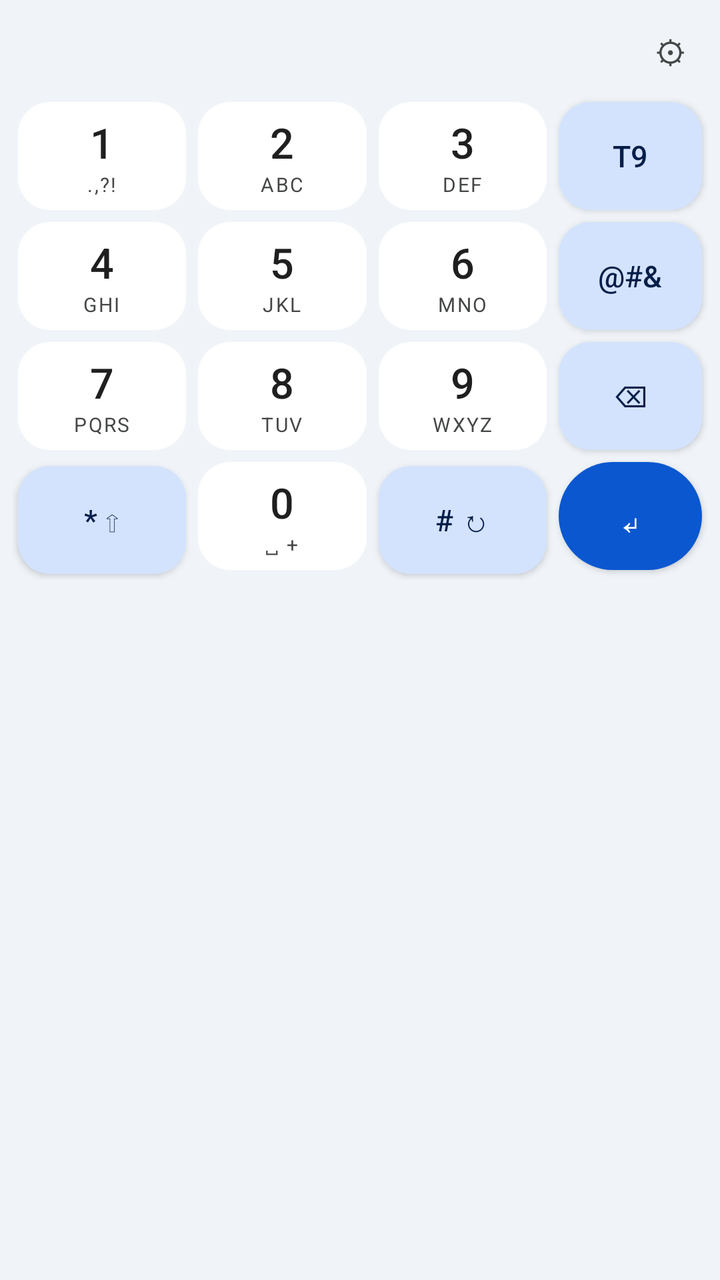
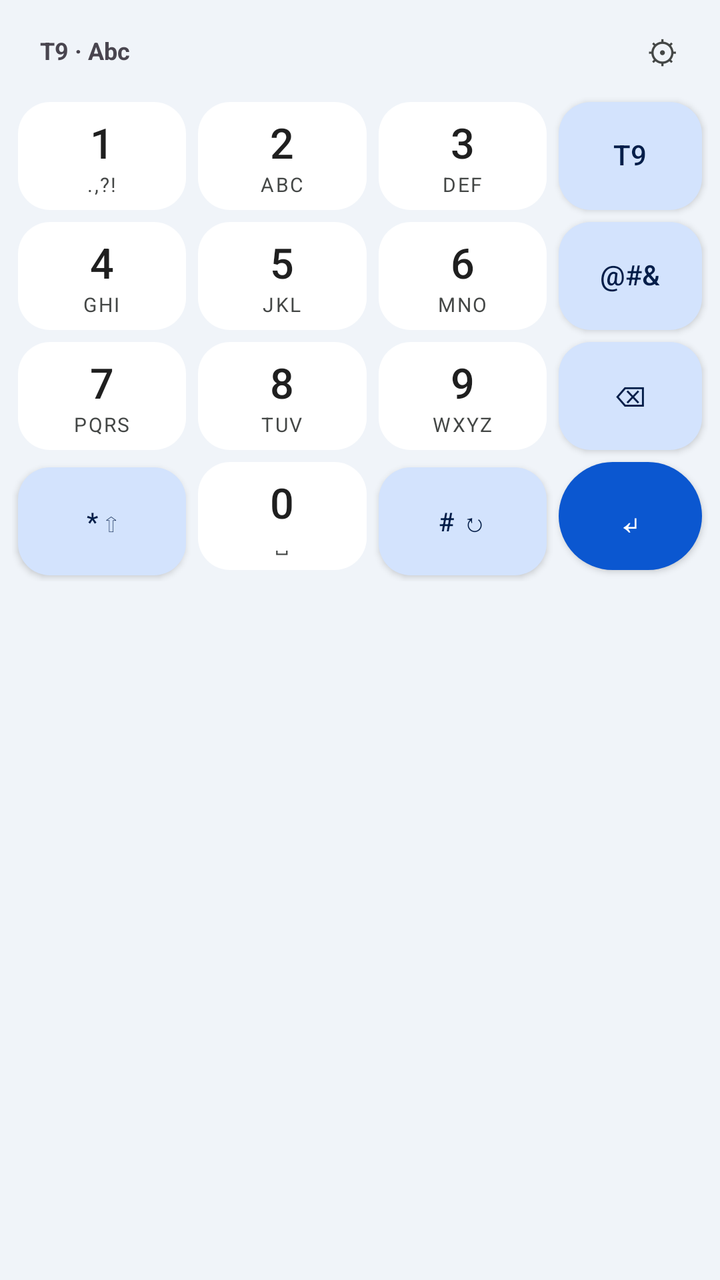

Two renders of the same Android screen: before a commit and after it. Below are the layout's source before the change and the commit's diff.
<!-- AndroidManifest.xml: application theme Theme.Material3.DayNight.NoActionBar -->
<!-- res/layout/keyboard_t9_numpad.xml -->
<?xml version="1.0" encoding="utf-8"?>
<LinearLayout xmlns:android="http://schemas.android.com/apk/res/android"
    android:layout_width="match_parent"
    android:layout_height="wrap_content"
    android:background="@color/md_theme_surfaceContainer"
    android:orientation="vertical"
    android:paddingHorizontal="6dp"
    android:paddingTop="4dp"
    android:paddingBottom="10dp">

    
    <LinearLayout
        android:id="@+id/strip_bar"
        android:layout_width="match_parent"
        android:layout_height="44dp"
        android:gravity="center_vertical"
        android:orientation="horizontal">

        <HorizontalScrollView
            android:id="@+id/candidate_scroll"
            android:layout_width="0dp"
            android:layout_height="match_parent"
            android:layout_weight="1"
            android:scrollbars="none">

            <LinearLayout
                android:id="@+id/candidate_container"
                android:layout_width="wrap_content"
                android:layout_height="match_parent"
                android:gravity="center_vertical"
                android:orientation="horizontal"
                android:paddingHorizontal="8dp" />
        </HorizontalScrollView>

        <androidx.appcompat.widget.AppCompatButton
            android:id="@+id/btn_ime_settings"
            style="@style/NumpadStripButton"
            android:text="⚙" />
    </LinearLayout>

    
    <GridLayout
        android:id="@+id/numpad_grid"
        android:layout_width="match_parent"
        android:layout_height="wrap_content"
        android:columnCount="4"
        android:rowCount="4"
        android:useDefaultMargins="false">

        
        <LinearLayout android:id="@+id/key_1" style="@style/NumpadKey">
            <TextView style="@style/NumpadDigit" android:text="1" />
            <TextView style="@style/NumpadLetters" android:text=".,?!" />
        </LinearLayout>

        <LinearLayout android:id="@+id/key_2" style="@style/NumpadKey">
            <TextView style="@style/NumpadDigit" android:text="2" />
            <TextView style="@style/NumpadLetters" android:text="ABC" />
        </LinearLayout>

        <LinearLayout android:id="@+id/key_3" style="@style/NumpadKey">
            <TextView style="@style/NumpadDigit" android:text="3" />
            <TextView style="@style/NumpadLetters" android:text="DEF" />
        </LinearLayout>

        <androidx.appcompat.widget.AppCompatButton android:id="@+id/key_mode" style="@style/NumpadActionKey" android:text="T9" />

        
        <LinearLayout android:id="@+id/key_4" style="@style/NumpadKey">
            <TextView style="@style/NumpadDigit" android:text="4" />
            <TextView style="@style/NumpadLetters" android:text="GHI" />
        </LinearLayout>

        <LinearLayout android:id="@+id/key_5" style="@style/NumpadKey">
            <TextView style="@style/NumpadDigit" android:text="5" />
            <TextView style="@style/NumpadLetters" android:text="JKL" />
        </LinearLayout>

        <LinearLayout android:id="@+id/key_6" style="@style/NumpadKey">
            <TextView style="@style/NumpadDigit" android:text="6" />
            <TextView style="@style/NumpadLetters" android:text="MNO" />
        </LinearLayout>

        <androidx.appcompat.widget.AppCompatButton android:id="@+id/key_sym" style="@style/NumpadActionKey" android:text="@#&amp;" />

        
        <LinearLayout android:id="@+id/key_7" style="@style/NumpadKey">
            <TextView style="@style/NumpadDigit" android:text="7" />
            <TextView style="@style/NumpadLetters" android:text="PQRS" />
        </LinearLayout>

        <LinearLayout android:id="@+id/key_8" style="@style/NumpadKey">
            <TextView style="@style/NumpadDigit" android:text="8" />
            <TextView style="@style/NumpadLetters" android:text="TUV" />
        </LinearLayout>

        <LinearLayout android:id="@+id/key_9" style="@style/NumpadKey">
            <TextView style="@style/NumpadDigit" android:text="9" />
            <TextView style="@style/NumpadLetters" android:text="WXYZ" />
        </LinearLayout>

        <androidx.appcompat.widget.AppCompatButton android:id="@+id/key_backspace" style="@style/NumpadActionKey" android:text="⌫" />

        
        <androidx.appcompat.widget.AppCompatButton android:id="@+id/key_star" style="@style/NumpadSecondaryKey" android:text="* ⇧" />

        <LinearLayout android:id="@+id/key_0" style="@style/NumpadKey">
            <TextView style="@style/NumpadDigit" android:text="0" />
            <TextView style="@style/NumpadLetters" android:text="␣ +" />
        </LinearLayout>

        <androidx.appcompat.widget.AppCompatButton android:id="@+id/key_hash" style="@style/NumpadSecondaryKey" android:text="# ↻" />

        <androidx.appcompat.widget.AppCompatButton android:id="@+id/key_enter" style="@style/NumpadEnterKey" android:text="↵" />

    </GridLayout>

    
    <LinearLayout
        android:id="@+id/symbols_panel"
        android:layout_width="match_parent"
        android:layout_height="wrap_content"
        android:orientation="vertical"
        android:visibility="gone">

        <GridLayout
            android:id="@+id/symbols_grid"
            android:layout_width="match_parent"
            android:layout_height="wrap_content"
            android:columnCount="6" />

        <LinearLayout
            android:layout_width="match_parent"
            android:layout_height="wrap_content"
            android:layout_marginTop="4dp"
            android:orientation="horizontal">

            <androidx.appcompat.widget.AppCompatButton
                android:id="@+id/btn_sym_back"
                style="@style/NumpadActionKey"
                android:layout_width="0dp"
                android:layout_height="44dp"
                android:layout_weight="1"
                android:text="Back" />

            <androidx.appcompat.widget.AppCompatButton
                android:id="@+id/btn_sym_page"
                style="@style/NumpadSecondaryKey"
                android:layout_width="0dp"
                android:layout_height="44dp"
                android:layout_weight="1"
                android:text="Page 1/3" />

            <androidx.appcompat.widget.AppCompatButton
                android:id="@+id/btn_sym_space"
                style="@style/NumpadSecondaryKey"
                android:layout_width="0dp"
                android:layout_height="44dp"
                android:layout_weight="1"
                android:text="␣" />

            <androidx.appcompat.widget.AppCompatButton
                android:id="@+id/btn_sym_backspace"
                style="@style/NumpadActionKey"
                android:layout_width="0dp"
                android:layout_height="44dp"
                android:layout_weight="1"
                android:text="⌫" />
        </LinearLayout>
    </LinearLayout>
</LinearLayout>
<!-- resources referenced by this layout -->
<resources>
  <color name="md_theme_surfaceContainer">#F0F4F9</color>
  <style name="NumpadActionKey">
          <item name="android:layout_width">0dp</item>
          <item name="android:layout_height">54dp</item>
          <item name="android:layout_columnWeight">0.85</item>
          <item name="android:layout_margin">3dp</item>
          <item name="android:minWidth">0dp</item>
          <item name="android:minHeight">0dp</item>
          <item name="android:padding">0dp</item>
          <item name="android:background">@drawable/bg_numpad_action</item>
          <item name="android:backgroundTint">@null</item>
          <item name="android:textColor">@color/md_theme_onPrimaryContainer</item>
          <item name="android:textSize">15sp</item>
          <item name="android:textAllCaps">false</item>
      </style>
  <style name="NumpadDigit">
          <item name="android:layout_width">wrap_content</item>
          <item name="android:layout_height">wrap_content</item>
          <item name="android:textColor">@color/md_theme_onSurface</item>
          <item name="android:textSize">21sp</item>
          <item name="android:fontFamily">sans-serif-medium</item>
      </style>
  <style name="NumpadEnterKey" parent="NumpadActionKey">
          <item name="android:background">@drawable/bg_numpad_enter</item>
          <item name="android:backgroundTint">@null</item>
          <item name="android:textColor">@color/md_theme_onPrimary</item>
          <item name="android:textSize">20sp</item>
      </style>
  <style name="NumpadLetters">
          <item name="android:layout_width">wrap_content</item>
          <item name="android:layout_height">wrap_content</item>
          <item name="android:textColor">@color/md_theme_onSurfaceVariant</item>
          <item name="android:textSize">10sp</item>
          <item name="android:letterSpacing">0.08</item>
      </style>
  <style name="NumpadSecondaryKey" parent="NumpadActionKey">
          <item name="android:layout_columnWeight">1</item>
      </style>
  <style name="NumpadStripButton">
          <item name="android:layout_width">38dp</item>
          <item name="android:layout_height">38dp</item>
          <item name="android:minWidth">0dp</item>
          <item name="android:minHeight">0dp</item>
          <item name="android:padding">0dp</item>
          <item name="android:background">@android:color/transparent</item>
          <item name="android:textColor">@color/md_theme_onSurfaceVariant</item>
          <item name="android:textSize">16sp</item>
      </style>
  <color name="md_theme_onPrimaryContainer">#041E49</color>
  <color name="md_theme_onSurface">#1F1F1F</color>
  <!-- drawable bg_numpad_enter (drawable) -->
  <?xml version="1.0" encoding="utf-8"?>
  <ripple xmlns:android="http://schemas.android.com/apk/res/android"
      android:color="#40FFFFFF">
      <item>
          <shape android:shape="rectangle">
              <solid android:color="@color/md_theme_primary" />
              <corners android:radius="28dp" />
          </shape>
      </item>
  </ripple>
  <color name="md_theme_onPrimary">#FFFFFF</color>
  <color name="md_theme_onSurfaceVariant">#444746</color>
  <color name="md_theme_actionSurface">#D3E3FD</color>
  <color name="md_theme_primary">#0B57D0</color>
  <color name="md_theme_keySurface">#FFFFFF</color>
  <!-- unchanged entries left out for length: 3 -->
</resources>

<!-- the commit's change to res/layout/keyboard_t9_numpad.xml (unified diff, before → after) -->
@@ -14,7 +14,19 @@
         android:layout_width="match_parent"
         android:layout_height="44dp"
         android:gravity="center_vertical"
+        android:paddingHorizontal="4dp"
         android:orientation="horizontal">
+
+        <TextView
+            android:id="@+id/case_badge"
+            android:layout_width="wrap_content"
+            android:layout_height="28dp"
+            android:gravity="center"
+            android:includeFontPadding="false"
+            android:paddingHorizontal="10dp"
+            android:text="T9 · Abc"
+            android:textSize="12sp"
+            android:textStyle="bold" />
 
         <HorizontalScrollView
             android:id="@+id/candidate_scroll"
@@ -29,7 +41,7 @@
                 android:layout_height="match_parent"
                 android:gravity="center_vertical"
                 android:orientation="horizontal"
-                android:paddingHorizontal="8dp" />
+                android:paddingHorizontal="6dp" />
         </HorizontalScrollView>
 
         <androidx.appcompat.widget.AppCompatButton
@@ -106,7 +118,7 @@
 
         <LinearLayout android:id="@+id/key_0" style="@style/NumpadKey">
             <TextView style="@style/NumpadDigit" android:text="0" />
-            <TextView style="@style/NumpadLetters" android:text="␣ +" />
+            <TextView style="@style/NumpadLetters" android:text="␣" />
         </LinearLayout>
 
         <androidx.appcompat.widget.AppCompatButton android:id="@+id/key_hash" style="@style/NumpadSecondaryKey" android:text="# ↻" />
@@ -157,7 +169,7 @@
                 android:layout_width="0dp"
                 android:layout_height="44dp"
                 android:layout_weight="1"
-                android:text="␣" />
+                android:text="Space" />
 
             <androidx.appcompat.widget.AppCompatButton
                 android:id="@+id/btn_sym_backspace"
<!-- resource entries referenced after the edit -->
@@ -9,10 +9,17 @@
           <item name="android:minWidth">0dp</item>
           <item name="android:minHeight">0dp</item>
           <item name="android:padding">0dp</item>
+          <item name="android:gravity">center</item>
+          <item name="android:textAlignment">center</item>
+          <item name="android:includeFontPadding">false</item>
+          <item name="android:insetTop">0dp</item>
+          <item name="android:insetBottom">0dp</item>
+          <item name="android:insetLeft">0dp</item>
+          <item name="android:insetRight">0dp</item>
           <item name="android:background">@drawable/bg_numpad_action</item>
           <item name="android:backgroundTint">@null</item>
           <item name="android:textColor">@color/md_theme_onPrimaryContainer</item>
-          <item name="android:textSize">15sp</item>
+          <item name="android:textSize">14sp</item>
           <item name="android:textAllCaps">false</item>
       </style>
   <style name="NumpadDigit">
@@ -37,6 +44,7 @@
       </style>
   <style name="NumpadSecondaryKey" parent="NumpadActionKey">
           <item name="android:layout_columnWeight">1</item>
+          <item name="android:textSize">13sp</item>
       </style>
   <style name="NumpadStripButton">
           <item name="android:layout_width">38dp</item>
@@ -44,6 +52,9 @@
           <item name="android:minWidth">0dp</item>
           <item name="android:minHeight">0dp</item>
           <item name="android:padding">0dp</item>
+          <item name="android:gravity">center</item>
+          <item name="android:textAlignment">center</item>
+          <item name="android:includeFontPadding">false</item>
           <item name="android:background">@android:color/transparent</item>
           <item name="android:textColor">@color/md_theme_onSurfaceVariant</item>
           <item name="android:textSize">16sp</item>
